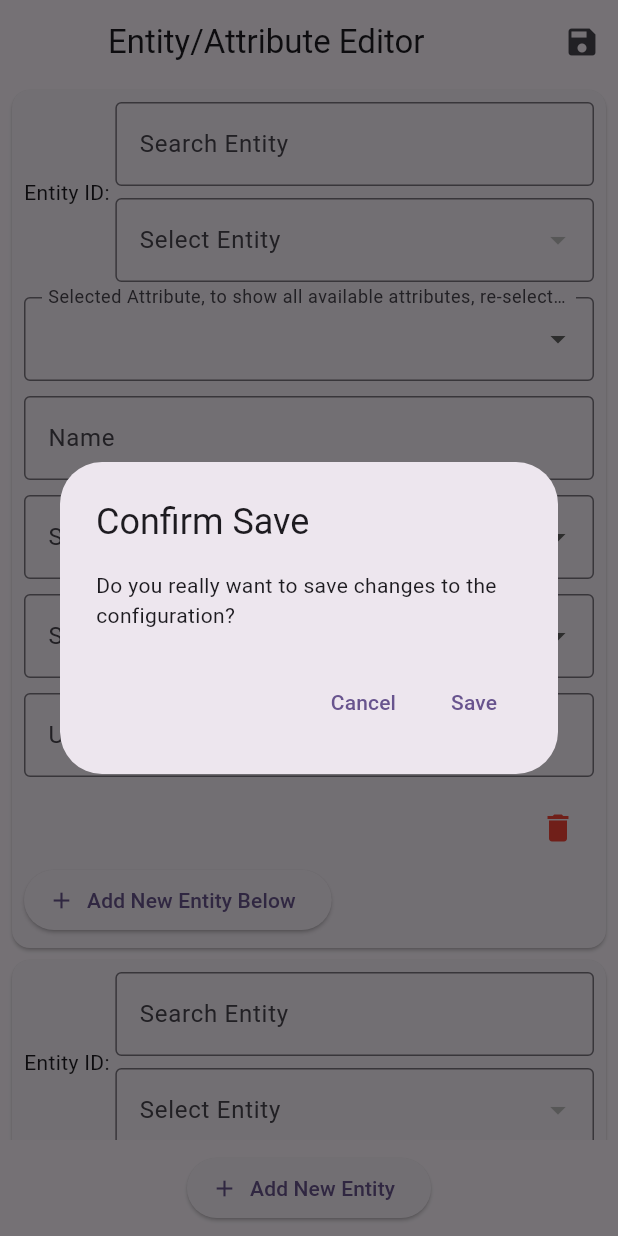
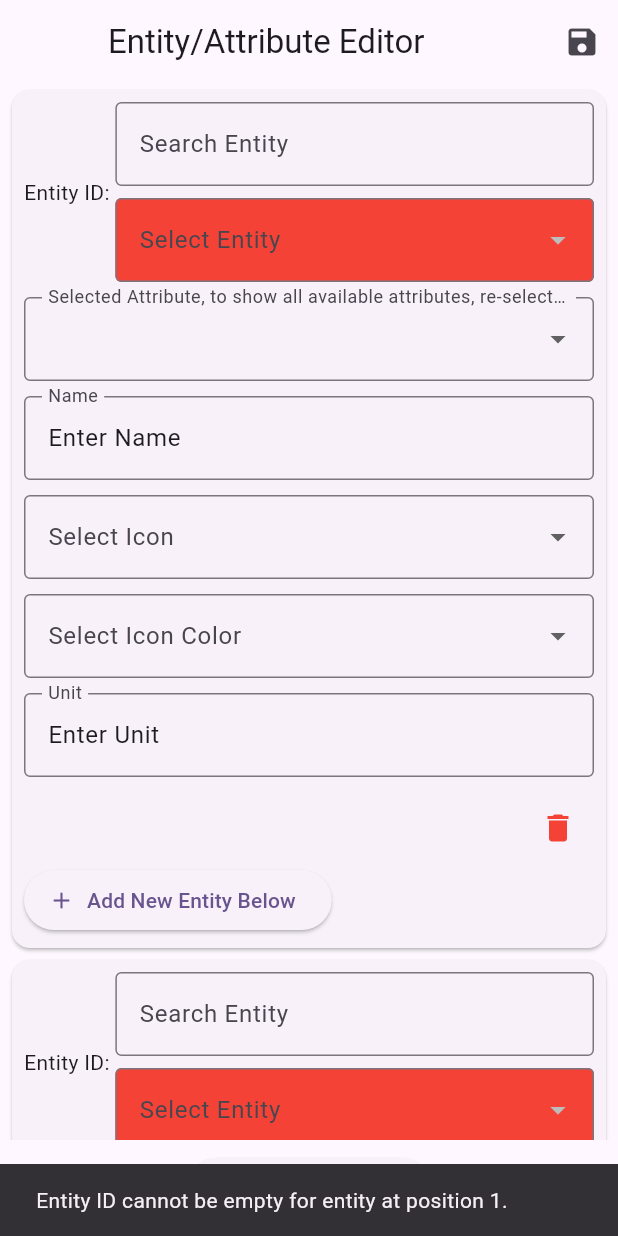
Before and after one commit to jumajazu2/ontop, a Flutter app: the EntityEditor screen opened directly, after a tap on "Add New Entity", after a tap on "Add New Entity Below", after a tap on the "save" icon, on a phone screen of 412 x 824 dp. Run offline on Flutter 3.47's test engine with Material 3 defaults, Android fonts, the phone set to English and light mode, and no system bars; our stand-ins replace flutter_colorpicker, shared_preferences; missing offline and left inert: screen_retriever, window_manager; accounts and stored records are empty.

```diff
--- a/lib/config.json
+++ b/lib/config.json
@@ -87,7 +87,7 @@
       "type": "value",
       "name": "DHW percentage",
       "icon": "speed",
-      "icon_color": "blue",
+      "icon_color": "red",
       "unit": "%"
     }
   ],
--- a/lib/entities_editor.dart
+++ b/lib/entities_editor.dart
@@ -5,6 +5,9 @@ import 'package:ontop/file_handling.dart'; // Import file handling functions
 import 'dart:convert'; // Import for JSON encoding/decoding
 import 'package:ontop/main.dart';
 import 'package:ontop/ha_api.dart';
+
+
+
 
 class EntityEditor extends StatefulWidget {
   @override
@@ -31,7 +34,9 @@ class _EntityEditorState extends State<EntityEditor> {
   Future<void> loadEntitiesFromConfig() async {
     // Load entities from config.json into the temporary variable
     setState(() {
-      tempEntities = List<Map<String, dynamic>>.from(jsonData["entities"]);
+      tempEntities = List<Map<String, dynamic>>.from(
+        jsonDecode(jsonEncode(jsonData["entities"])),
+      );
     });
   }
 
@@ -96,10 +101,10 @@ class _EntityEditorState extends State<EntityEditor> {
         "entityHA": "",
         "attribute": "",
         "type": "",
-        "name": "",
+        "name": "Enter Name",
         "icon": "",
         "icon_color": "",
-        "unit": "",
+        "unit": "Enter Unit",
       });
     });
   }
@@ -110,15 +115,31 @@ class _EntityEditorState extends State<EntityEditor> {
         "entityHA": "",
         "attribute": "",
         "type": "",
-        "name": "",
+        "name": "Enter Name",
         "icon": "",
         "icon_color": "",
-        "unit": "",
+        "unit": "Enter Unit",
       });
     });
   }
 
   void saveEntitiesToFile() async {
+    for (int i = 0; i < tempEntities.length; i++) {
+      final entity = tempEntities[i];
+
+      // Check if the "entityHA" dropdown is empty
+      if (entity["entityHA"] == null || entity["entityHA"]!.isEmpty) {
+        ScaffoldMessenger.of(context).showSnackBar(
+          SnackBar(
+            content: Text(
+              "Entity ID cannot be empty for entity at position ${i + 1}.",
+            ),
+          ),
+        );
+        return; // Stop the save operation
+      }
+    }
+
     // Show confirmation dialog
     final shouldSave = await showDialog<bool>(
       context: context,
@@ -234,13 +255,22 @@ class _EntityEditorState extends State<EntityEditor> {
                                     },
                                   ),
                                   const SizedBox(height: 8),
-                                  DropdownButtonFormField<String>(
+                                  Container(
+                                    decoration: BoxDecoration(
+                                      color:
+                                          (entity["entityHA"] == null ||
+                                                  entity["entityHA"]!.isEmpty)
+                                              ? Colors.red
+                                              : Colors.transparent,
+                                      borderRadius: BorderRadius.circular(4),
+                                    ),
+                                    child: DropdownButtonFormField<String>(
                                       value:
                                           filteredEntities.contains(
                                                 entity["entityHA"],
                                               )
                                               ? entity["entityHA"]
-                                            : null, // Ensure the value is in the list or set to null
+                                              : null,
                                       items:
                                           filteredEntities.map((entityHA) {
                                             return DropdownMenuItem<String>(
@@ -261,6 +291,7 @@ class _EntityEditorState extends State<EntityEditor> {
                                       decoration: const InputDecoration(
                                         labelText: "Select Entity",
                                         border: OutlineInputBorder(),
+                                      ),
                                     ),
                                   ),
                                 ],
@@ -366,9 +397,9 @@ class _EntityEditorState extends State<EntityEditor> {
                                 );
                               }).toList(),
                           onChanged: (value) {
-                            setState(() {
+                            //setState(() {
                             tempEntities[index]["icon_color"] = value ?? "";
-                            });
+                            //});
                           },
                           decoration: const InputDecoration(
                             labelText: "Select Icon Color",
--- a/lib/ha_api.dart
+++ b/lib/ha_api.dart
@@ -76,7 +76,11 @@ Future<List<dynamic>> fetchHomeAssistantStates(
     throw Exception('Network error: $e');
   } catch (e) {
     myHomePageKey.currentState?.dataError("Unexpected error: $e");
-    throw Exception('Unexpected error: $e');
+    return [
+      "Error",
+      "Error",
+      "Error",
+    ]; // Return a default value in case of an error
   }
 }
 
--- a/pubspec.yaml
+++ b/pubspec.yaml
@@ -38,6 +38,7 @@ dependencies:
   path_provider:
   shared_preferences:
   screen_retriever: ^0.2.0
+  flutter_colorpicker:
 
 
 
```
Also changed, not shown: lib/settings.dart (+133 -3 lines), pubspec.lock. Lines whose indentation alone changed are shown as unchanged.
